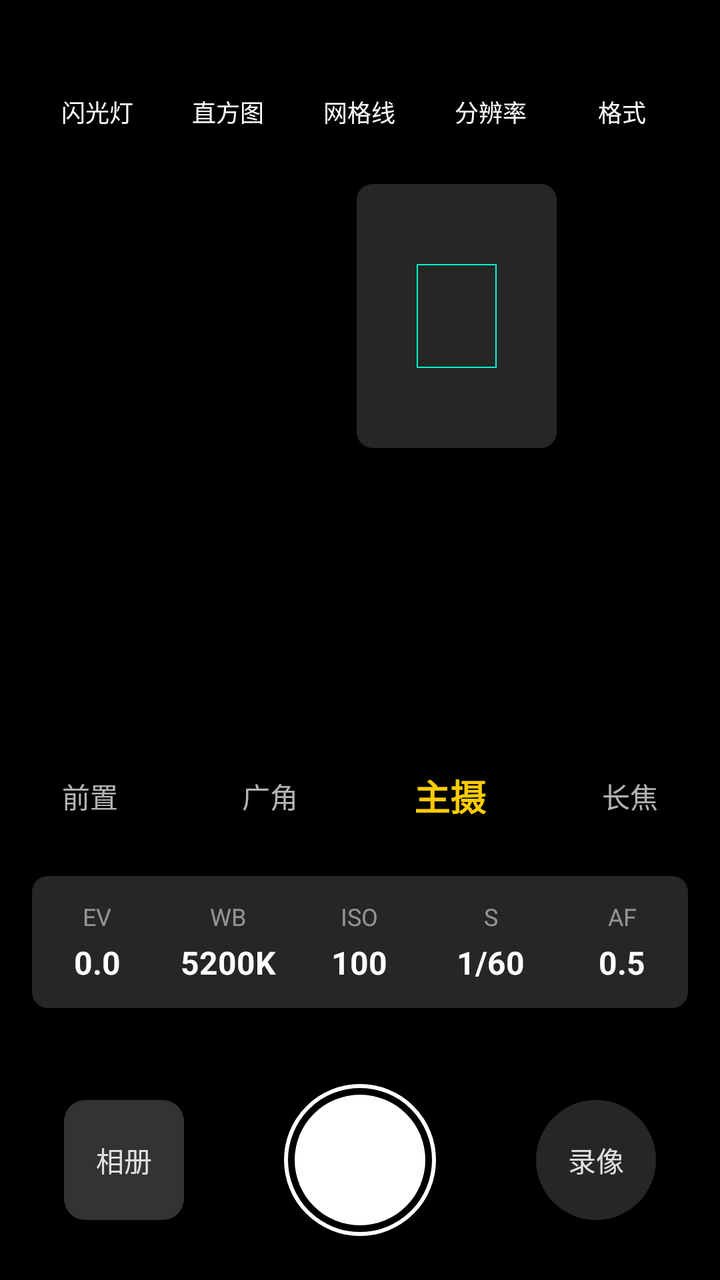
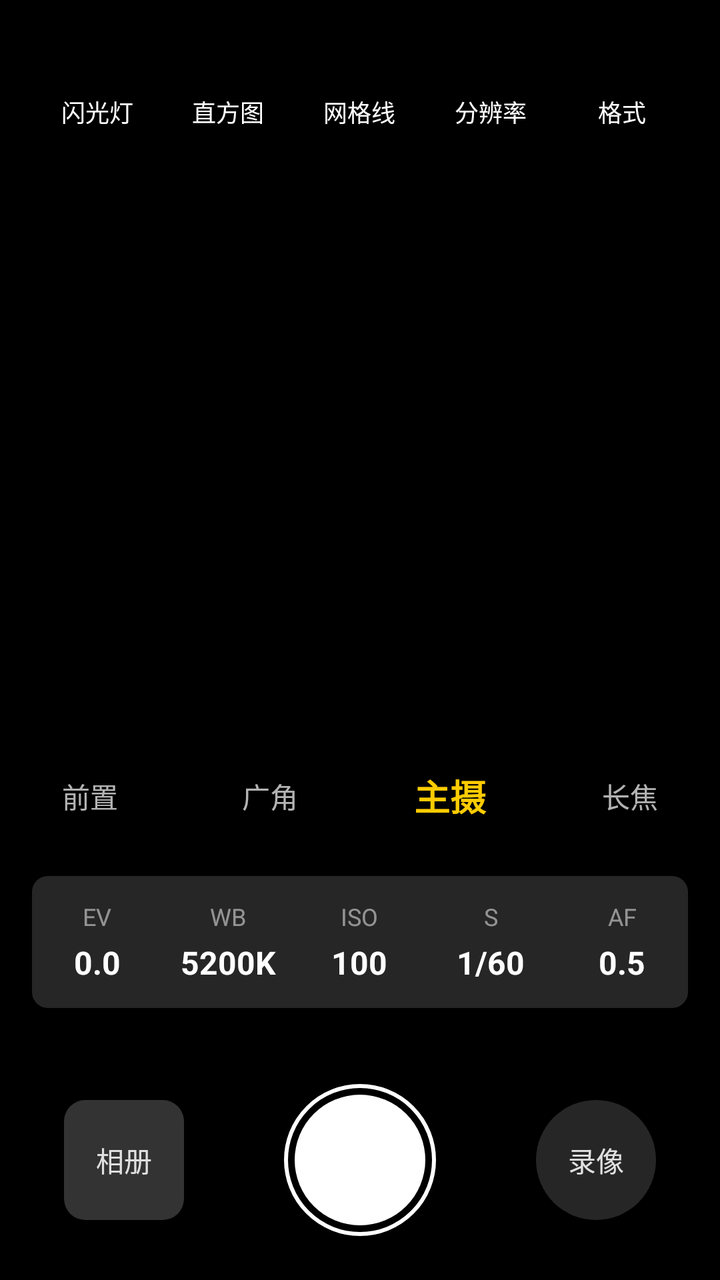

Compare the two renders of this Android layout. The source of the first and the diff that turns it into the second are given below.
<!-- AndroidManifest.xml: application theme Theme.WCam -->
<!-- res/layout/activity_main.xml -->
<?xml version="1.0" encoding="utf-8"?>
<androidx.constraintlayout.widget.ConstraintLayout
    xmlns:android="http://schemas.android.com/apk/res/android"
    xmlns:app="http://schemas.android.com/apk/res-auto"
    xmlns:tools="http://schemas.android.com/tools"
    android:id="@+id/main"
    android:layout_width="match_parent"
    android:layout_height="match_parent"
    android:background="#000000"
    tools:context=".MainActivity">

    <Space
        android:id="@+id/top_safe_zone"
        android:layout_width="0dp"
        android:layout_height="32dp"
        app:layout_constraintTop_toTopOf="parent"
        app:layout_constraintStart_toStartOf="parent"
        app:layout_constraintEnd_toEndOf="parent"/>

    <LinearLayout
        android:id="@+id/top_toolbar"
        android:layout_width="0dp"
        android:layout_height="48dp"
        android:orientation="horizontal"
        android:gravity="center"
        android:paddingHorizontal="16dp"
        app:layout_constraintTop_toBottomOf="@id/top_safe_zone"
        app:layout_constraintStart_toStartOf="parent"
        app:layout_constraintEnd_toEndOf="parent">

        <TextView android:id="@+id/btn_flash" android:layout_width="0dp" android:layout_height="match_parent" android:layout_weight="1" android:text="@string/toolbar_flash" android:textColor="#FFFFFF" android:textSize="12sp" android:gravity="center" />
        <TextView android:id="@+id/btn_histogram" android:layout_width="0dp" android:layout_height="match_parent" android:layout_weight="1" android:text="@string/toolbar_histogram" android:textColor="#FFFFFF" android:textSize="12sp" android:gravity="center" />
        <TextView android:id="@+id/btn_grid_lines" android:layout_width="0dp" android:layout_height="match_parent" android:layout_weight="1" android:text="@string/toolbar_grid_lines" android:textColor="#FFFFFF" android:textSize="12sp" android:gravity="center" />
        <TextView android:id="@+id/btn_resolution" android:layout_width="0dp" android:layout_height="match_parent" android:layout_weight="1" android:text="@string/toolbar_resolution" android:textColor="#FFFFFF" android:textSize="12sp" android:gravity="center" />
        <TextView android:id="@+id/btn_format" android:layout_width="0dp" android:layout_height="match_parent" android:layout_weight="1" android:text="@string/toolbar_format" android:textColor="#FFFFFF" android:textSize="12sp" android:gravity="center" />
    </LinearLayout>

    <androidx.constraintlayout.widget.ConstraintLayout
        android:id="@+id/bottom_action_bar"
        android:layout_width="0dp"
        android:layout_height="120dp"
        app:layout_constraintBottom_toBottomOf="parent"
        app:layout_constraintStart_toStartOf="parent"
        app:layout_constraintEnd_toEndOf="parent">

        <TextView
            android:id="@+id/btn_gallery"
            android:layout_width="60dp"
            android:layout_height="60dp"
            android:layout_marginStart="32dp"
            android:background="@drawable/bg_gallery_modern"
            android:text="@string/action_gallery"
            android:textColor="#E0E0E0"
            android:textSize="14sp"
            android:gravity="center"
            app:layout_constraintBottom_toBottomOf="parent"
            app:layout_constraintStart_toStartOf="parent"
            app:layout_constraintTop_toTopOf="parent" />

        <View
            android:id="@+id/btn_shutter"
            android:layout_width="76dp"
            android:layout_height="76dp"
            android:background="@drawable/bg_shutter_modern"
            app:layout_constraintBottom_toBottomOf="parent"
            app:layout_constraintEnd_toEndOf="parent"
            app:layout_constraintStart_toStartOf="parent"
            app:layout_constraintTop_toTopOf="parent" />

        <TextView
            android:id="@+id/btn_mode_switch"
            android:layout_width="60dp"
            android:layout_height="60dp"
            android:layout_marginEnd="32dp"
            android:background="@drawable/bg_switch_modern"
            android:text="@string/action_video"
            android:textColor="#E0E0E0"
            android:textSize="14sp"
            android:gravity="center"
            app:layout_constraintBottom_toBottomOf="parent"
            app:layout_constraintEnd_toEndOf="parent"
            app:layout_constraintTop_toTopOf="parent" />
    </androidx.constraintlayout.widget.ConstraintLayout>

    <LinearLayout
        android:id="@+id/param_bar"
        android:layout_width="0dp"
        android:layout_height="wrap_content"
        android:layout_marginHorizontal="16dp"
        android:layout_marginBottom="16dp"
        android:background="@drawable/bg_glass_panel"
        android:paddingVertical="12dp"
        android:orientation="horizontal"
        app:layout_constraintBottom_toTopOf="@id/bottom_action_bar"
        app:layout_constraintStart_toStartOf="parent"
        app:layout_constraintEnd_toEndOf="parent">

        <LinearLayout android:id="@+id/layout_param_ev" android:layout_width="0dp" android:layout_height="wrap_content" android:layout_weight="1" android:orientation="vertical" android:gravity="center">
            <TextView android:layout_width="wrap_content" android:layout_height="wrap_content" android:text="EV" android:textColor="#80FFFFFF" android:textSize="12sp" />
            <TextView android:id="@+id/tv_val_ev" android:layout_width="wrap_content" android:layout_height="wrap_content" android:text="0.0" android:textColor="#FFFFFF" android:textSize="16sp" android:textStyle="bold" android:layout_marginTop="4dp"/>
        </LinearLayout>

        <LinearLayout android:id="@+id/layout_param_wb" android:layout_width="0dp" android:layout_height="wrap_content" android:layout_weight="1" android:orientation="vertical" android:gravity="center">
            <TextView android:layout_width="wrap_content" android:layout_height="wrap_content" android:text="WB" android:textColor="#80FFFFFF" android:textSize="12sp" />
            <TextView android:id="@+id/tv_val_wb" android:layout_width="wrap_content" android:layout_height="wrap_content" android:text="5200K" android:textColor="#FFFFFF" android:textSize="16sp" android:textStyle="bold" android:layout_marginTop="4dp"/>
        </LinearLayout>

        <LinearLayout android:id="@+id/layout_param_iso" android:layout_width="0dp" android:layout_height="wrap_content" android:layout_weight="1" android:orientation="vertical" android:gravity="center">
            <TextView android:layout_width="wrap_content" android:layout_height="wrap_content" android:text="ISO" android:textColor="#80FFFFFF" android:textSize="12sp" />
            <TextView android:id="@+id/tv_val_iso" android:layout_width="wrap_content" android:layout_height="wrap_content" android:text="100" android:textColor="#FFFFFF" android:textSize="16sp" android:textStyle="bold" android:layout_marginTop="4dp"/>
        </LinearLayout>

        <LinearLayout android:id="@+id/layout_param_s" android:layout_width="0dp" android:layout_height="wrap_content" android:layout_weight="1" android:orientation="vertical" android:gravity="center">
            <TextView android:layout_width="wrap_content" android:layout_height="wrap_content" android:text="S" android:textColor="#80FFFFFF" android:textSize="12sp" />
            <TextView android:id="@+id/tv_val_s" android:layout_width="wrap_content" android:layout_height="wrap_content" android:text="1/60" android:textColor="#FFFFFF" android:textSize="16sp" android:textStyle="bold" android:layout_marginTop="4dp"/>
        </LinearLayout>

        <LinearLayout android:id="@+id/layout_param_af" android:layout_width="0dp" android:layout_height="wrap_content" android:layout_weight="1" android:orientation="vertical" android:gravity="center">
            <TextView android:layout_width="wrap_content" android:layout_height="wrap_content" android:text="AF" android:textColor="#80FFFFFF" android:textSize="12sp" />
            <TextView android:id="@+id/tv_val_af" android:layout_width="wrap_content" android:layout_height="wrap_content" android:text="0.5" android:textColor="#FFFFFF" android:textSize="16sp" android:textStyle="bold" android:layout_marginTop="4dp"/>
        </LinearLayout>
    </LinearLayout>

    <LinearLayout
        android:id="@+id/lens_selector"
        android:layout_width="0dp"
        android:layout_height="48dp"
        android:layout_marginBottom="16dp"
        android:orientation="horizontal"
        android:gravity="center"
        app:layout_constraintBottom_toTopOf="@id/param_bar"
        app:layout_constraintStart_toStartOf="parent"
        app:layout_constraintEnd_toEndOf="parent">

        <TextView android:id="@+id/btn_lens_front" android:layout_width="0dp" android:layout_height="wrap_content" android:layout_weight="1" android:text="@string/lens_front" android:textColor="#B3FFFFFF" android:textSize="14sp" android:gravity="center" />
        <TextView android:id="@+id/btn_lens_wide"  android:layout_width="0dp" android:layout_height="wrap_content" android:layout_weight="1" android:text="@string/lens_wide" android:textColor="#B3FFFFFF" android:textSize="14sp" android:gravity="center" />
        <TextView android:id="@+id/btn_lens_main"  android:layout_width="0dp" android:layout_height="wrap_content" android:layout_weight="1" android:text="@string/lens_main" android:textColor="#FFCC00" android:textSize="18sp" android:textStyle="bold" android:gravity="center" />
        <TextView android:id="@+id/btn_lens_tele"  android:layout_width="0dp" android:layout_height="wrap_content" android:layout_weight="1" android:text="@string/lens_tele" android:textColor="#B3FFFFFF" android:textSize="14sp" android:gravity="center" />
    </LinearLayout>

    <androidx.constraintlayout.widget.ConstraintLayout
        android:id="@+id/preview_container"
        android:layout_width="0dp"
        android:layout_height="0dp"
        app:layout_constraintDimensionRatio="3:4"
        app:layout_constraintTop_toBottomOf="@id/top_toolbar"
        app:layout_constraintBottom_toTopOf="@id/lens_selector"
        app:layout_constraintStart_toStartOf="parent"
        app:layout_constraintEnd_toEndOf="parent">

        <TextureView
            android:id="@+id/camera_preview"
            android:layout_width="0dp"
            android:layout_height="0dp"
            app:layout_constraintTop_toTopOf="parent"
            app:layout_constraintBottom_toBottomOf="parent"
            app:layout_constraintStart_toStartOf="parent"
            app:layout_constraintEnd_toEndOf="parent" />

        <com.example.wcam.GridLineView
            android:id="@+id/view_grid_lines"
            android:layout_width="0dp"
            android:layout_height="0dp"
            android:visibility="gone"
            app:layout_constraintTop_toTopOf="parent"
            app:layout_constraintBottom_toBottomOf="parent"
            app:layout_constraintStart_toStartOf="parent"
            app:layout_constraintEnd_toEndOf="parent" />

        <TextView
            android:id="@+id/view_histogram"
            android:layout_width="160dp"
            android:layout_height="64dp"
            android:layout_marginStart="12dp"
            android:layout_marginTop="12dp"
            android:background="@drawable/bg_glass_panel"
            android:text="@string/histogram_placeholder"
            android:textColor="#B3FFFFFF"
            android:textSize="14sp"
            android:gravity="center"
            android:visibility="gone"
            app:layout_constraintStart_toStartOf="parent"
            app:layout_constraintTop_toTopOf="parent" />

        <View
            android:id="@+id/view_pip"
            android:layout_width="100dp"
            android:layout_height="132dp"
            android:layout_marginEnd="12dp"
            android:layout_marginTop="12dp"
            android:background="@drawable/bg_glass_panel"
            app:layout_constraintEnd_toEndOf="parent"
            app:layout_constraintTop_toTopOf="parent" />

        <View
            android:layout_width="40dp"
            android:layout_height="52dp"
            android:background="@drawable/bg_box_outline"
            app:layout_constraintTop_toTopOf="@id/view_pip"
            app:layout_constraintBottom_toBottomOf="@id/view_pip"
            app:layout_constraintStart_toStartOf="@id/view_pip"
            app:layout_constraintEnd_toEndOf="@id/view_pip"/>
    </androidx.constraintlayout.widget.ConstraintLayout>

    <LinearLayout
        android:id="@+id/panel_format_settings"
        android:layout_width="0dp"
        android:layout_height="wrap_content"
        android:orientation="vertical"
        android:background="@drawable/bg_glass_panel"
        android:padding="16dp"
        android:visibility="gone"
        android:elevation="8dp"
        android:layout_marginHorizontal="16dp"
        android:layout_marginTop="8dp"
        app:layout_constraintTop_toBottomOf="@id/top_toolbar"
        app:layout_constraintStart_toStartOf="parent"
        app:layout_constraintEnd_toEndOf="parent">

        <LinearLayout
            android:layout_width="match_parent"
            android:layout_height="wrap_content"
            android:orientation="horizontal"
            android:gravity="center_vertical">
            <TextView
                android:layout_width="wrap_content"
                android:layout_height="wrap_content"
                android:text="@string/output_format_label"
                android:textColor="#FFFFFF"
                android:textSize="14sp" />
            <Spinner
                android:id="@+id/spinner_main_format"
                android:layout_width="0dp"
                android:layout_height="wrap_content"
                android:layout_weight="1"
                android:layout_marginStart="16dp" />
        </LinearLayout>

        <LinearLayout
            android:id="@+id/layout_jpg_advanced_options"
            android:layout_width="match_parent"
            android:layout_height="wrap_content"
            android:orientation="vertical"
            android:layout_marginTop="16dp"
            android:visibility="gone">
            <View
                android:layout_width="match_parent"
                android:layout_height="1dp"
                android:background="#33FFFFFF"
                android:layout_marginBottom="12dp"/>
            <LinearLayout
                android:layout_width="match_parent"
                android:layout_height="wrap_content"
                android:orientation="horizontal"
                android:gravity="center_vertical">
                <TextView
                    android:layout_width="wrap_content"
                    android:layout_height="wrap_content"
                    android:text="@string/demosaic_label"
                    android:textColor="#E0E0E0"
                    android:textSize="13sp" />
                <Spinner
                    android:id="@+id/spinner_demosaic_algo"
                    android:layout_width="0dp"
                    android:layout_height="wrap_content"
                    android:layout_weight="1"
                    android:layout_marginStart="16dp" />
            </LinearLayout>
            <LinearLayout
                android:layout_width="match_parent"
                android:layout_height="wrap_content"
                android:orientation="vertical"
                android:layout_marginTop="14dp">
                <TextView
                    android:id="@+id/tv_jpg_quality_title"
                    android:layout_width="wrap_content"
                    android:layout_height="wrap_content"
                    android:text="@string/jpg_quality_label"
                    android:textColor="#E0E0E0"
                    android:textSize="13sp" />
                <SeekBar
                    android:id="@+id/seekbar_jpg_quality"
                    android:layout_width="match_parent"
                    android:layout_height="wrap_content"
                    android:layout_marginTop="6dp"
                    android:max="100"
                    android:progress="95"
                    android:paddingStart="0dp"
                    android:paddingEnd="0dp" />
            </LinearLayout>
        </LinearLayout>
    </LinearLayout>

</androidx.constraintlayout.widget.ConstraintLayout>
<!-- resources referenced by this layout -->
<resources>
  <!-- drawable bg_box_outline (drawable) -->
  <?xml version="1.0" encoding="utf-8"?>
  <shape xmlns:android="http://schemas.android.com/apk/res/android" android:shape="rectangle">
      <stroke android:width="2px" android:color="#00FFCC" />
      <solid android:color="#00000000" />
  </shape>
  <!-- drawable bg_gallery_modern (drawable) -->
  <?xml version="1.0" encoding="utf-8"?>
  <shape xmlns:android="http://schemas.android.com/apk/res/android">
      <corners android:radius="32px" />
      <solid android:color="#33FFFFFF" />
  </shape>
  <!-- drawable bg_glass_panel (drawable) -->
  <?xml version="1.0" encoding="utf-8"?>
  <shape xmlns:android="http://schemas.android.com/apk/res/android">
      <corners android:radius="24px" />
      <solid android:color="#26FFFFFF" /> </shape>
  <!-- drawable bg_shutter_modern (drawable) -->
  <?xml version="1.0" encoding="utf-8"?>
  <layer-list xmlns:android="http://schemas.android.com/apk/res/android">
      <item>
          <shape android:shape="oval">
              <stroke android:width="6px" android:color="#FFFFFF" />
              <solid android:color="#00000000" />
          </shape>
      </item>
      <item android:top="16px" android:bottom="16px" android:left="16px" android:right="16px">
          <shape android:shape="oval">
              <solid android:color="#FFFFFF" />
          </shape>
      </item>
  </layer-list>
  <!-- drawable bg_switch_modern (drawable) -->
  <?xml version="1.0" encoding="utf-8"?>
  <shape xmlns:android="http://schemas.android.com/apk/res/android">
      <corners android:radius="100px" /> <solid android:color="#26FFFFFF" />
  </shape>
  <string name="action_gallery">相册</string>
  <string name="action_video">录像</string>
  <string name="demosaic_label">去马赛克:</string>
  <string name="histogram_placeholder">直方图区域</string>
  <string name="jpg_quality_label">JPG 质量: 95%</string>
  <string name="lens_front">前置</string>
  <string name="lens_main">主摄</string>
  <string name="lens_tele">长焦</string>
  <string name="lens_wide">广角</string>
  <string name="output_format_label">输出格式:</string>
  <string name="toolbar_flash">闪光灯</string>
  <string name="toolbar_format">格式</string>
  <string name="toolbar_grid_lines">网格线</string>
  <string name="toolbar_histogram">直方图</string>
  <string name="toolbar_resolution">分辨率</string>
  <style name="Theme.WCam" parent="Base.Theme.WCam" />
  <style name="Base.Theme.WCam" parent="Theme.Material3.DayNight.NoActionBar">
          
          
      </style>
</resources>

<!-- the commit's change to res/layout/activity_main.xml (unified diff, before → after) -->
@@ -121,30 +121,12 @@
         </LinearLayout>
     </LinearLayout>
 
-    <LinearLayout
-        android:id="@+id/lens_selector"
-        android:layout_width="0dp"
-        android:layout_height="48dp"
-        android:layout_marginBottom="16dp"
-        android:orientation="horizontal"
-        android:gravity="center"
-        app:layout_constraintBottom_toTopOf="@id/param_bar"
-        app:layout_constraintStart_toStartOf="parent"
-        app:layout_constraintEnd_toEndOf="parent">
-
-        <TextView android:id="@+id/btn_lens_front" android:layout_width="0dp" android:layout_height="wrap_content" android:layout_weight="1" android:text="@string/lens_front" android:textColor="#B3FFFFFF" android:textSize="14sp" android:gravity="center" />
-        <TextView android:id="@+id/btn_lens_wide"  android:layout_width="0dp" android:layout_height="wrap_content" android:layout_weight="1" android:text="@string/lens_wide" android:textColor="#B3FFFFFF" android:textSize="14sp" android:gravity="center" />
-        <TextView android:id="@+id/btn_lens_main"  android:layout_width="0dp" android:layout_height="wrap_content" android:layout_weight="1" android:text="@string/lens_main" android:textColor="#FFCC00" android:textSize="18sp" android:textStyle="bold" android:gravity="center" />
-        <TextView android:id="@+id/btn_lens_tele"  android:layout_width="0dp" android:layout_height="wrap_content" android:layout_weight="1" android:text="@string/lens_tele" android:textColor="#B3FFFFFF" android:textSize="14sp" android:gravity="center" />
-    </LinearLayout>
-
     <androidx.constraintlayout.widget.ConstraintLayout
         android:id="@+id/preview_container"
-        android:layout_width="0dp"
+        android:layout_width="match_parent"
         android:layout_height="0dp"
         app:layout_constraintDimensionRatio="3:4"
         app:layout_constraintTop_toBottomOf="@id/top_toolbar"
-        app:layout_constraintBottom_toTopOf="@id/lens_selector"
         app:layout_constraintStart_toStartOf="parent"
         app:layout_constraintEnd_toEndOf="parent">
 
@@ -182,32 +164,52 @@
             app:layout_constraintStart_toStartOf="parent"
             app:layout_constraintTop_toTopOf="parent" />
 
-        <View
+        <androidx.constraintlayout.widget.ConstraintLayout
             android:id="@+id/view_pip"
             android:layout_width="100dp"
-            android:layout_height="132dp"
+            android:layout_height="133dp"
             android:layout_marginEnd="12dp"
             android:layout_marginTop="12dp"
             android:background="@drawable/bg_glass_panel"
+            android:visibility="gone"
             app:layout_constraintEnd_toEndOf="parent"
-            app:layout_constraintTop_toTopOf="parent" />
-
-        <View
-            android:layout_width="40dp"
-            android:layout_height="52dp"
-            android:background="@drawable/bg_box_outline"
-            app:layout_constraintTop_toTopOf="@id/view_pip"
-            app:layout_constraintBottom_toBottomOf="@id/view_pip"
-            app:layout_constraintStart_toStartOf="@id/view_pip"
-            app:layout_constraintEnd_toEndOf="@id/view_pip"/>
+            app:layout_constraintTop_toTopOf="parent">
+
+            <View
+                android:id="@+id/view_pip_inner"
+                android:layout_width="40dp"
+                android:layout_height="53dp"
+                android:background="@drawable/bg_box_outline"
+                app:layout_constraintTop_toTopOf="parent"
+                app:layout_constraintBottom_toBottomOf="parent"
+                app:layout_constraintStart_toStartOf="parent"
+                app:layout_constraintEnd_toEndOf="parent"/>
+        </androidx.constraintlayout.widget.ConstraintLayout>
     </androidx.constraintlayout.widget.ConstraintLayout>
+
+    <LinearLayout
+        android:id="@+id/lens_selector"
+        android:layout_width="0dp"
+        android:layout_height="48dp"
+        android:layout_marginBottom="16dp"
+        android:orientation="horizontal"
+        android:gravity="center"
+        app:layout_constraintBottom_toTopOf="@id/param_bar"
+        app:layout_constraintStart_toStartOf="parent"
+        app:layout_constraintEnd_toEndOf="parent">
+
+        <TextView android:id="@+id/btn_lens_front" android:layout_width="0dp" android:layout_height="wrap_content" android:layout_weight="1" android:text="@string/lens_front" android:textColor="#B3FFFFFF" android:textSize="14sp" android:gravity="center" />
+        <TextView android:id="@+id/btn_lens_wide"  android:layout_width="0dp" android:layout_height="wrap_content" android:layout_weight="1" android:text="@string/lens_wide" android:textColor="#B3FFFFFF" android:textSize="14sp" android:gravity="center" />
+        <TextView android:id="@+id/btn_lens_main"  android:layout_width="0dp" android:layout_height="wrap_content" android:layout_weight="1" android:text="@string/lens_main" android:textColor="#FFCC00" android:textSize="18sp" android:textStyle="bold" android:gravity="center" />
+        <TextView android:id="@+id/btn_lens_tele"  android:layout_width="0dp" android:layout_height="wrap_content" android:layout_weight="1" android:text="@string/lens_tele" android:textColor="#B3FFFFFF" android:textSize="14sp" android:gravity="center" />
+    </LinearLayout>
 
     <LinearLayout
         android:id="@+id/panel_format_settings"
         android:layout_width="0dp"
         android:layout_height="wrap_content"
         android:orientation="vertical"
-        android:background="@drawable/bg_glass_panel"
+        android:background="#CC1A1A1A"
         android:padding="16dp"
         android:visibility="gone"
         android:elevation="8dp"
@@ -241,13 +243,13 @@
             android:layout_width="match_parent"
             android:layout_height="wrap_content"
             android:orientation="vertical"
-            android:layout_marginTop="16dp"
+            android:layout_marginTop="11dp"
             android:visibility="gone">
             <View
                 android:layout_width="match_parent"
                 android:layout_height="1dp"
                 android:background="#33FFFFFF"
-                android:layout_marginBottom="12dp"/>
+                android:layout_marginBottom="8dp"/>
             <LinearLayout
                 android:layout_width="match_parent"
                 android:layout_height="wrap_content"
@@ -270,7 +272,7 @@
                 android:layout_width="match_parent"
                 android:layout_height="wrap_content"
                 android:orientation="vertical"
-                android:layout_marginTop="14dp">
+                android:layout_marginTop="10dp">
                 <TextView
                     android:id="@+id/tv_jpg_quality_title"
                     android:layout_width="wrap_content"
@@ -282,7 +284,7 @@
                     android:id="@+id/seekbar_jpg_quality"
                     android:layout_width="match_parent"
                     android:layout_height="wrap_content"
-                    android:layout_marginTop="6dp"
+                    android:layout_marginTop="4dp"
                     android:max="100"
                     android:progress="95"
                     android:paddingStart="0dp"
